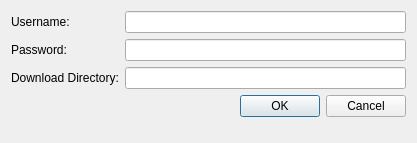
Above: src/res/Settings.ui from christofsteel/mucomicload before the change. Below: the same form after it.
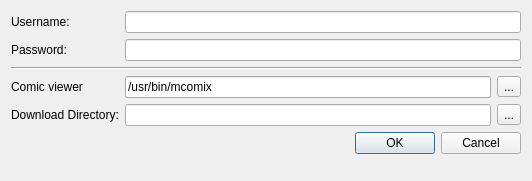
That is the form after the change.

Diff of the .ui file:
```diff
--- a/src/res/Settings.ui
+++ b/src/res/Settings.ui
@@ -6,8 +6,8 @@
    <rect>
     <x>0</x>
     <y>0</y>
-    <width>417</width>
-    <height>143</height>
+    <width>532</width>
+    <height>181</height>
    </rect>
   </property>
   <property name="windowTitle">
@@ -17,9 +17,6 @@
    <enum>Qt::LeftToRight</enum>
   </property>
   <layout class="QFormLayout" name="formLayout">
-   <property name="rowWrapPolicy">
-    <enum>QFormLayout::DontWrapRows</enum>
-   </property>
    <item row="0" column="0">
     <widget class="QLabel" name="label">
      <property name="text">
@@ -38,19 +35,78 @@
     </widget>
    </item>
    <item row="1" column="1">
-    <widget class="QLineEdit" name="lineEdit_2"/>
+    <widget class="QLineEdit" name="le_passwd">
+     <property name="echoMode">
+      <enum>QLineEdit::Password</enum>
+     </property>
+    </widget>
    </item>
-   <item row="2" column="0">
-    <widget class="QLabel" name="label_3">
+   <item row="2" column="0" colspan="2">
+    <widget class="Line" name="line">
+     <property name="orientation">
+      <enum>Qt::Horizontal</enum>
+     </property>
+    </widget>
+   </item>
+   <item row="3" column="0">
+    <widget class="QLabel" name="lb_comicViewer">
+     <property name="text">
+      <string>Comic viewer</string>
+     </property>
+     <property name="buddy">
+      <cstring>le_comicViewer</cstring>
+     </property>
+    </widget>
+   </item>
+   <item row="3" column="1">
+    <layout class="QHBoxLayout" name="horizontalLayout">
+     <item>
+      <widget class="QLineEdit" name="le_comicViewer">
+       <property name="text">
+        <string>/usr/bin/mcomix</string>
+       </property>
+      </widget>
+     </item>
+     <item>
+      <widget class="QToolButton" name="btn_comicViewer">
+       <property name="text">
+        <string>...</string>
+       </property>
+       <property name="checkable">
+        <bool>false</bool>
+       </property>
+       <property name="popupMode">
+        <enum>QToolButton::DelayedPopup</enum>
+       </property>
+       <property name="arrowType">
+        <enum>Qt::NoArrow</enum>
+       </property>
+      </widget>
+     </item>
+    </layout>
+   </item>
+   <item row="4" column="0">
+    <widget class="QLabel" name="lb_download">
      <property name="text">
       <string>Download Directory:</string>
      </property>
     </widget>
    </item>
-   <item row="2" column="1">
-    <widget class="QLineEdit" name="lineEdit_3"/>
+   <item row="4" column="1">
+    <layout class="QHBoxLayout" name="horizontalLayout_2">
+     <item>
+      <widget class="QLineEdit" name="le_download"/>
+     </item>
+     <item>
+      <widget class="QToolButton" name="btn_download">
+       <property name="text">
+        <string>...</string>
+       </property>
+      </widget>
+     </item>
+    </layout>
    </item>
-   <item row="3" column="0" colspan="2">
+   <item row="5" column="0" colspan="2">
     <widget class="QDialogButtonBox" name="buttonBox">
      <property name="standardButtons">
       <set>QDialogButtonBox::Cancel|QDialogButtonBox::Ok</set>
```
Left out of the diff: 15 changed lines with no effect on the pictures.
